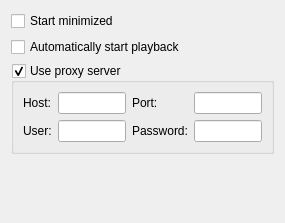
First picture: the form in src/options/qompoptionsmain.ui, repository qomp/qomp, before the edit.
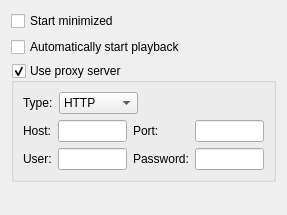
Second picture: the form after the edit.

Commit message: fix some errors, start working on proxy

The edit to the form file:
```diff
--- a/src/options/qompoptionsmain.ui
+++ b/src/options/qompoptionsmain.ui
@@ -6,8 +6,8 @@
    <rect>
     <x>0</x>
     <y>0</y>
-    <width>285</width>
-    <height>223</height>
+    <width>287</width>
+    <height>215</height>
    </rect>
   </property>
   <property name="sizePolicy">
@@ -19,7 +19,7 @@
   <property name="windowTitle">
    <string>Form</string>
   </property>
-  <layout class="QVBoxLayout" name="verticalLayout">
+  <layout class="QVBoxLayout" name="verticalLayout_2">
    <item>
     <widget class="QCheckBox" name="cb_minimized">
      <property name="text">
@@ -51,8 +51,48 @@
      <property name="checked">
       <bool>true</bool>
      </property>
+     <layout class="QVBoxLayout" name="verticalLayout">
+      <item>
      <layout class="QHBoxLayout" name="horizontalLayout">
       <item>
+         <widget class="QLabel" name="label_5">
+          <property name="text">
+           <string>Type:</string>
+          </property>
+         </widget>
+        </item>
+        <item>
+         <widget class="QComboBox" name="cb_proxy_type">
+          <item>
+           <property name="text">
+            <string notr="true">HTTP</string>
+           </property>
+          </item>
+          <item>
+           <property name="text">
+            <string notr="true">SOCKS5</string>
+           </property>
+          </item>
+         </widget>
+        </item>
+        <item>
+         <spacer name="horizontalSpacer">
+          <property name="orientation">
+           <enum>Qt::Horizontal</enum>
+          </property>
+          <property name="sizeHint" stdset="0">
+           <size>
+            <width>40</width>
+            <height>20</height>
+           </size>
+          </property>
+         </spacer>
+        </item>
+       </layout>
+      </item>
+      <item>
+       <layout class="QHBoxLayout" name="horizontalLayout_2">
+        <item>
        <layout class="QFormLayout" name="formLayout">
         <item row="0" column="0">
          <widget class="QLabel" name="label">
@@ -131,6 +171,8 @@
            <enum>QLineEdit::Password</enum>
           </property>
          </widget>
+          </item>
+         </layout>
         </item>
        </layout>
       </item>
```
Lines whose indentation alone changed are shown as unchanged. The commit also changes 7 other files.
